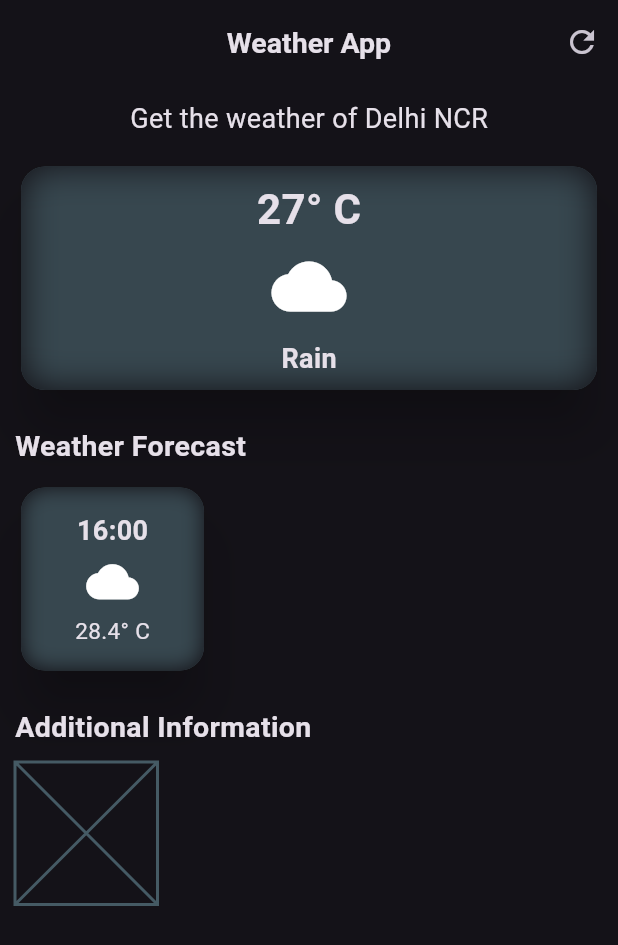
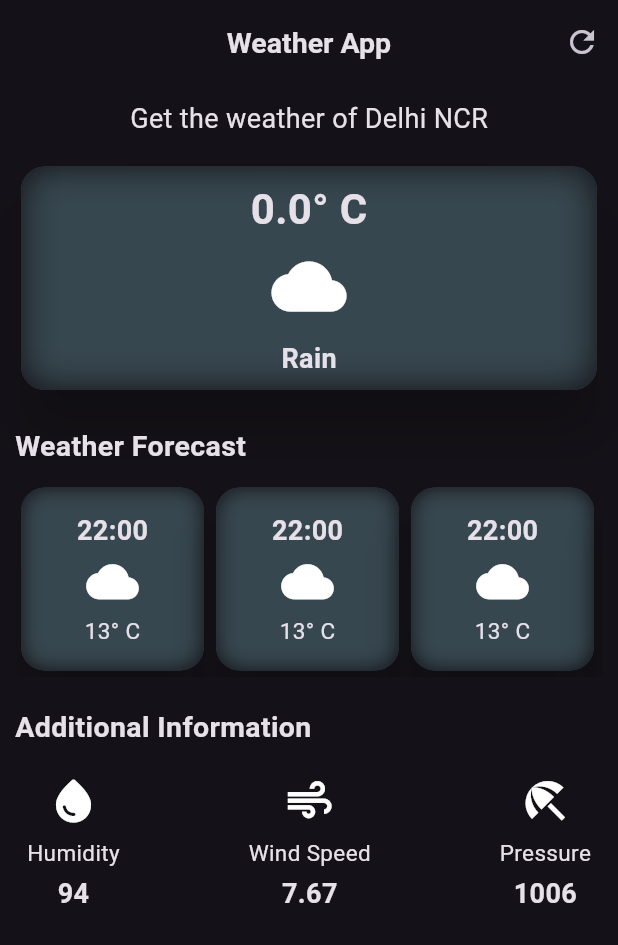
Before and after one commit to Abhijeet-Gautam5702/weather_app, a Flutter app: the screen it shows after launch, after a tap on the "refresh" icon, on a phone screen of 412 x 824 dp. Shown: the top 945 px of the screen. Run offline on Flutter 3.47's test engine with Material 3 defaults, Android fonts, the phone set to English and light mode, and no system bars; network calls fail.

Commit message:
Integrate OpenWeather API and write business logic

```diff
--- /dev/null
+++ b/lib/additional_info_card.dart
@@ -0,0 +1,52 @@
+import 'dart:ui';
+
+import 'package:flutter/material.dart';
+
+class AdditionalInfoCard extends StatelessWidget {
+  const AdditionalInfoCard(
+      {Key? key,
+      required this.infoValue,
+      required this.title,
+      required this.icon})
+      : super(key: key);
+
+  final String infoValue;
+  final String title;
+  final IconData icon;
+
+  @override
+  Widget build(BuildContext context) {
+    return Padding(
+      padding: const EdgeInsets.all(8),
+      child: Column(
+        mainAxisAlignment: MainAxisAlignment.center,
+        crossAxisAlignment: CrossAxisAlignment.center,
+        children: [
+          Icon(
+            icon,
+            size: 35,
+          ),
+          const SizedBox(
+            height: 7,
+          ),
+          Text(
+            title,
+            style: const TextStyle(
+              fontSize: 15,
+            ),
+          ),
+          const SizedBox(
+            height: 4,
+          ),
+          Text(
+            infoValue,
+            style: const TextStyle(
+              fontSize: 18,
+              fontWeight: FontWeight.bold,
+            ),
+          ),
+        ],
+      ),
+    );
+  }
+}
--- a/lib/forecast_card.dart
+++ b/lib/forecast_card.dart
@@ -3,7 +3,16 @@ import 'dart:ui';
 import 'package:flutter/material.dart';
 
 class ForecastCard extends StatelessWidget {
-  const ForecastCard({Key? key}) : super(key: key);
+  const ForecastCard(
+      {Key? key,
+      required this.time,
+      required this.temperature,
+      required this.icon})
+      : super(key: key);
+
+  final String time;
+  final String temperature;
+  final IconData icon;
 
   @override
   Widget build(BuildContext context) {
@@ -23,32 +32,32 @@ class ForecastCard extends StatelessWidget {
                 sigmaX: 7,
                 sigmaY: 7,
               ),
-              child: const Padding(
-                padding: EdgeInsets.symmetric(vertical: 8.0),
+              child: Padding(
+                padding: const EdgeInsets.symmetric(vertical: 8.0),
                 child: Column(
                   mainAxisAlignment: MainAxisAlignment.center,
                   crossAxisAlignment: CrossAxisAlignment.center,
                   children: [
                     Text(
-                      "16:00",
-                      style: TextStyle(
+                      time,
+                      style: const TextStyle(
                         fontSize: 18,
                         fontWeight: FontWeight.bold,
                       ),
                     ),
-                    SizedBox(
+                    const SizedBox(
                       height: 3,
                     ),
                     Icon(
-                      Icons.cloud,
+                      icon,
                       size: 35,
                     ),
-                    SizedBox(
+                    const SizedBox(
                       height: 5,
                     ),
                     Text(
-                      "28.4° C",
-                      style: TextStyle(
+                      temperature,
+                      style: const TextStyle(
                         fontSize: 15,
                       ),
                     ),
--- /dev/null
+++ b/lib/helpers.dart
@@ -0,0 +1,6 @@
+import 'dart:math';
+
+double roundDouble(double number, int places){
+   num mod = pow(10, places);
+   return ((number * mod).round().toDouble() / mod);
+}
--- a/lib/weather_screen.dart
+++ b/lib/weather_screen.dart
@@ -1,11 +1,48 @@
 import 'dart:ui';
+import 'dart:convert';
 
 import 'package:flutter/material.dart';
+import 'package:weather_app/additional_info_card.dart';
 import 'package:weather_app/forecast_card.dart';
+import 'package:weather_app/helpers.dart';
+import 'package:weather_app/secrets.dart';
 import 'package:weather_app/subheading.dart';
+import 'package:http/http.dart' as http;
 
-class WeatherScreen extends StatelessWidget {
+class WeatherScreen extends StatefulWidget {
   const WeatherScreen({Key? key}) : super(key: key);
+
+  @override
+  State<WeatherScreen> createState() => _WeatherScreenState();
+}
+
+class _WeatherScreenState extends State<WeatherScreen> {
+  bool isLoading = false;
+  // Do not use late keyword (late variables must be initialized before the build function is executed)
+  double temp = 0;
+
+  @override
+  void initState() {
+    getWeatherData();
+    super.initState();
+  }
+
+  Future getWeatherData() async {
+    try {
+      const cityName = "delhi";
+      var url = Uri.parse(
+          "https://api.openweathermap.org/data/2.5/forecast?q=$cityName&APPID=$openWeatherAPI");
+      // print(url);
+      var response = await http.get(url);
+      if (response.statusCode != 200) {
+        throw "An Unexpected Error Occured";
+      }
+      var jsonResponse = jsonDecode(response.body);
+      return jsonResponse;
+    } catch (err) {
+      throw err.toString();
+    }
+  }
 
   @override
   Widget build(BuildContext context) {
@@ -21,7 +58,17 @@ class WeatherScreen extends StatelessWidget {
         centerTitle: true,
         actions: [
           IconButton(
-            onPressed: () {},
+            onPressed: () async {
+              // getWeatherData();
+              var res = await getWeatherData();
+              // res = res["list"][0]["main"]["temp"].toStringAsFixed(2);
+              setState(() {
+                isLoading = true;
+                var t = res["list"][0]["main"]["temp"].toString();
+                temp = double.parse(t) - 273.15;
+                temp = roundDouble(temp, 2);
+              });
+            },
             icon: const Icon(
               Icons.refresh,
             ),
@@ -69,30 +116,30 @@ class WeatherScreen extends StatelessWidget {
                         sigmaY: 12,
                         sigmaX: 12,
                       ),
-                      child: const Padding(
-                        padding: EdgeInsets.symmetric(vertical: 8.0),
+                      child: Padding(
+                        padding: const EdgeInsets.symmetric(vertical: 8.0),
                         child: Column(
                           mainAxisAlignment: MainAxisAlignment.center,
                           crossAxisAlignment: CrossAxisAlignment.center,
                           children: [
                             Text(
-                              "27° C",
-                              style: TextStyle(
+                              "$temp° C",
+                              style: const TextStyle(
                                 fontSize: 28,
                                 fontWeight: FontWeight.bold,
                               ),
                             ),
-                            SizedBox(
+                            const SizedBox(
                               height: 7,
                             ),
-                            Icon(
+                            const Icon(
                               Icons.cloud,
                               size: 50,
                             ),
-                            SizedBox(
+                            const SizedBox(
                               height: 10,
                             ),
-                            Text(
+                            const Text(
                               "Rain",
                               style: TextStyle(
                                 fontSize: 18,
@@ -108,6 +155,7 @@ class WeatherScreen extends StatelessWidget {
             const SizedBox(
               height: 20,
             ),
+
             // Weather Forecast
             const Column(
               mainAxisAlignment: MainAxisAlignment.start,
@@ -120,12 +168,37 @@ class WeatherScreen extends StatelessWidget {
                 ),
                 // Scrollable Row containing Cards showing the weather forecast
                 SingleChildScrollView(
+                  scrollDirection: Axis.horizontal,
                   child: Row(
                     mainAxisAlignment: MainAxisAlignment.start,
                     crossAxisAlignment: CrossAxisAlignment.center,
                     children: [
                       // Small cards showing Forecast
-                      ForecastCard(),
+                      ForecastCard(
+                        time: "22:00",
+                        temperature: "13° C",
+                        icon: Icons.cloud,
+                      ),
+                      ForecastCard(
+                        time: "22:00",
+                        temperature: "13° C",
+                        icon: Icons.cloud,
+                      ),
+                      ForecastCard(
+                        time: "22:00",
+                        temperature: "13° C",
+                        icon: Icons.cloud,
+                      ),
+                      ForecastCard(
+                        time: "22:00",
+                        temperature: "13° C",
+                        icon: Icons.cloud,
+                      ),
+                      ForecastCard(
+                        time: "22:00",
+                        temperature: "13° C",
+                        icon: Icons.cloud,
+                      ),
                     ],
                   ),
                 )
@@ -134,6 +207,7 @@ class WeatherScreen extends StatelessWidget {
             const SizedBox(
               height: 20,
             ),
+
             // Additional Information
             const Column(
               mainAxisAlignment: MainAxisAlignment.start,
@@ -146,13 +220,24 @@ class WeatherScreen extends StatelessWidget {
                 ),
                 // Row containing Cards showing the Additional Info
                 Row(
-                  mainAxisAlignment: MainAxisAlignment.start,
+                  mainAxisAlignment: MainAxisAlignment.spaceBetween,
                   crossAxisAlignment: CrossAxisAlignment.center,
                   children: [
                     // Small cards showing addtional information
-                    Placeholder(
-                      fallbackHeight: 95,
-                      fallbackWidth: 95,
+                    AdditionalInfoCard(
+                      infoValue: "94",
+                      title: "Humidity",
+                      icon: Icons.water_drop_rounded,
+                    ),
+                    AdditionalInfoCard(
+                      infoValue: "7.67",
+                      title: "Wind Speed",
+                      icon: Icons.air,
+                    ),
+                    AdditionalInfoCard(
+                      infoValue: "1006",
+                      title: "Pressure",
+                      icon: Icons.beach_access,
                     ),
                   ],
                 )
--- a/pubspec.yaml
+++ b/pubspec.yaml
@@ -35,6 +35,7 @@ dependencies:
   # The following adds the Cupertino Icons font to your application.
   # Use with the CupertinoIcons class for iOS style icons.
   cupertino_icons: ^1.0.2
+  http: ^1.1.0
 
 dev_dependencies:
   flutter_test:
```
Also changed, not shown: pubspec.lock, 1 other file.
